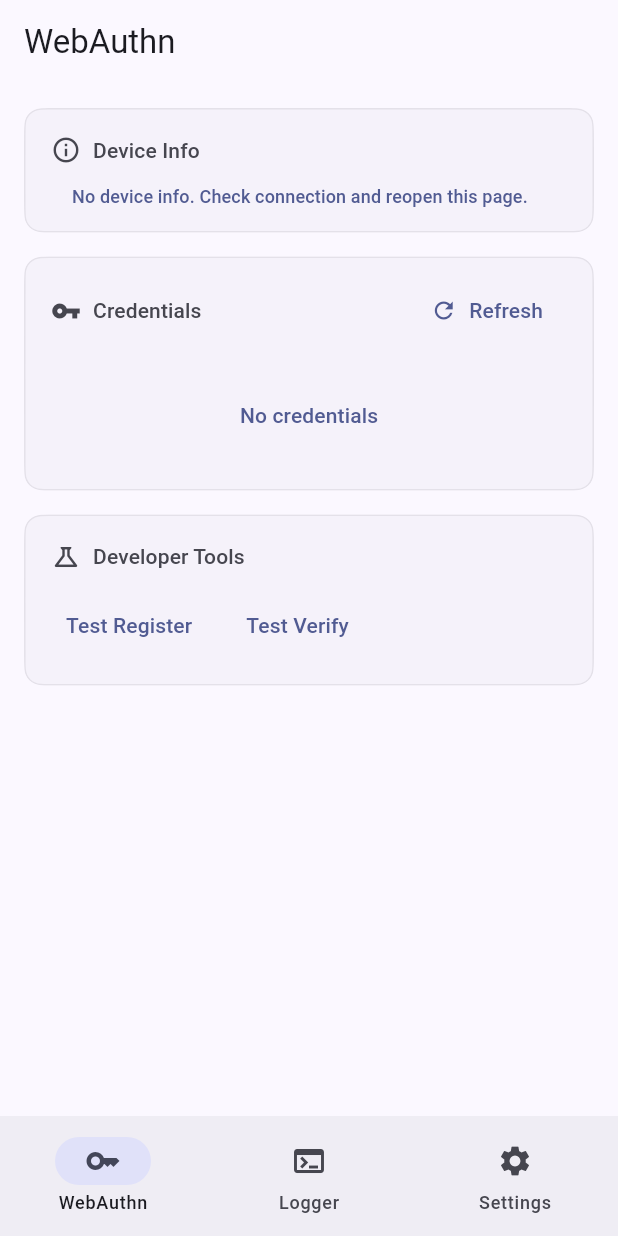
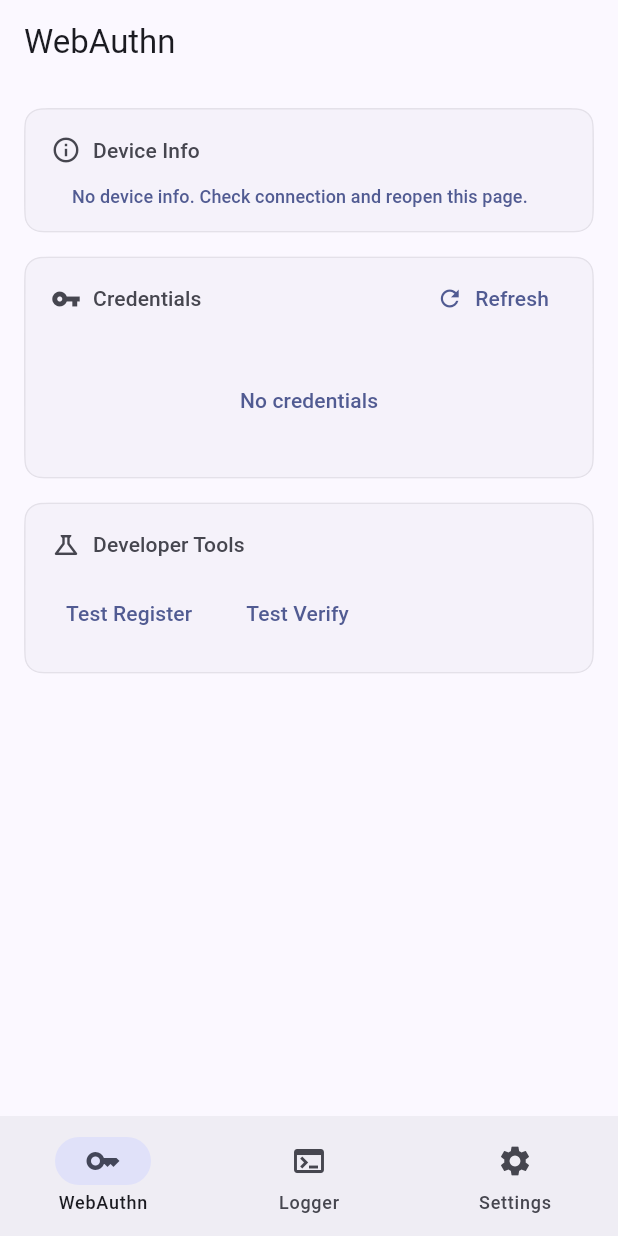
Before and after one commit to nfcim/twokey, a Flutter app: the screen it shows after launch, on a phone screen of 412 x 824 dp. Run offline on Flutter 3.47's test engine with Material 3 defaults, Android fonts, the phone set to English and light mode, and no system bars; our stand-ins replace convert, logger; missing offline and left inert: cbor, ccid, fido2, window_manager.

Commit message:
style: compact the refresh TextButton

```diff
--- a/lib/views/keys/widgets/credentials_section.dart
+++ b/lib/views/keys/widgets/credentials_section.dart
@@ -37,19 +37,24 @@ class CredentialsSection extends StatelessWidget {
                   ),
                 ),
                 TextButton.icon(
+                  style: TextButton.styleFrom(
+                    visualDensity: VisualDensity.compact,
+                    tapTargetSize: MaterialTapTargetSize.shrinkWrap,
+                    padding: const EdgeInsets.symmetric(horizontal: 12),
+                  ),
                   onPressed: vm.isLoading
                       ? null
                       : () async {
                           await vm.fetchCredentials();
                         },
                   icon: const Icon(Icons.refresh),
-                  label: Text("Refresh"),
+                  label: const Text('Refresh'),
                 ),
               ],
             ),
           ),
           Padding(
-            padding: const EdgeInsets.fromLTRB(16, 12, 16, 16),
+            padding: const EdgeInsets.fromLTRB(18, 18, 18, 18),
             child: Column(
               crossAxisAlignment: CrossAxisAlignment.start,
               children: [
```
